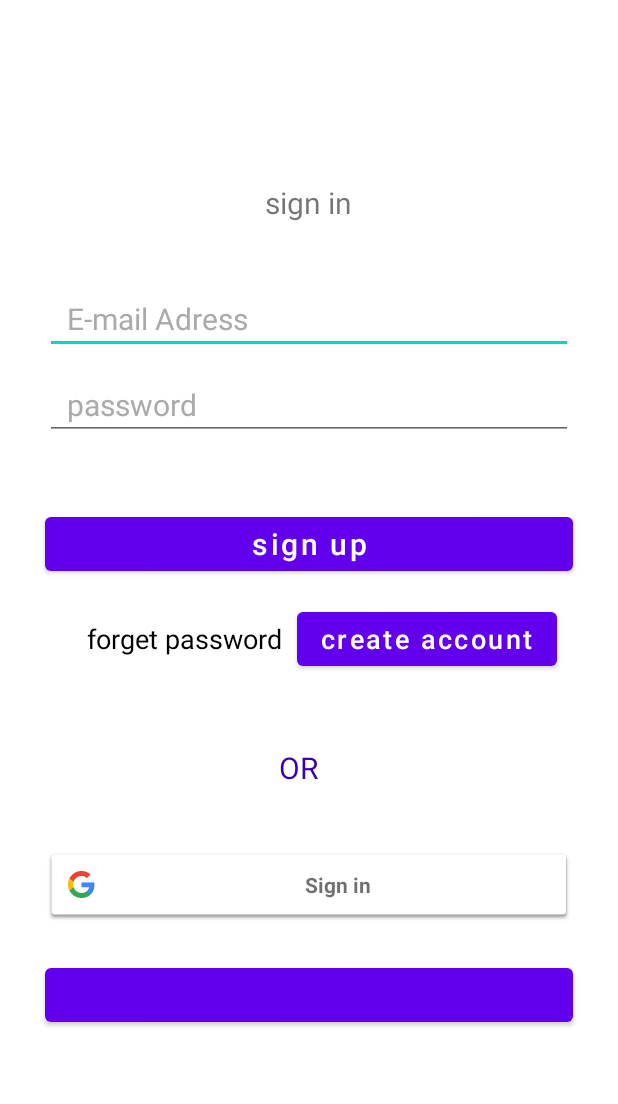
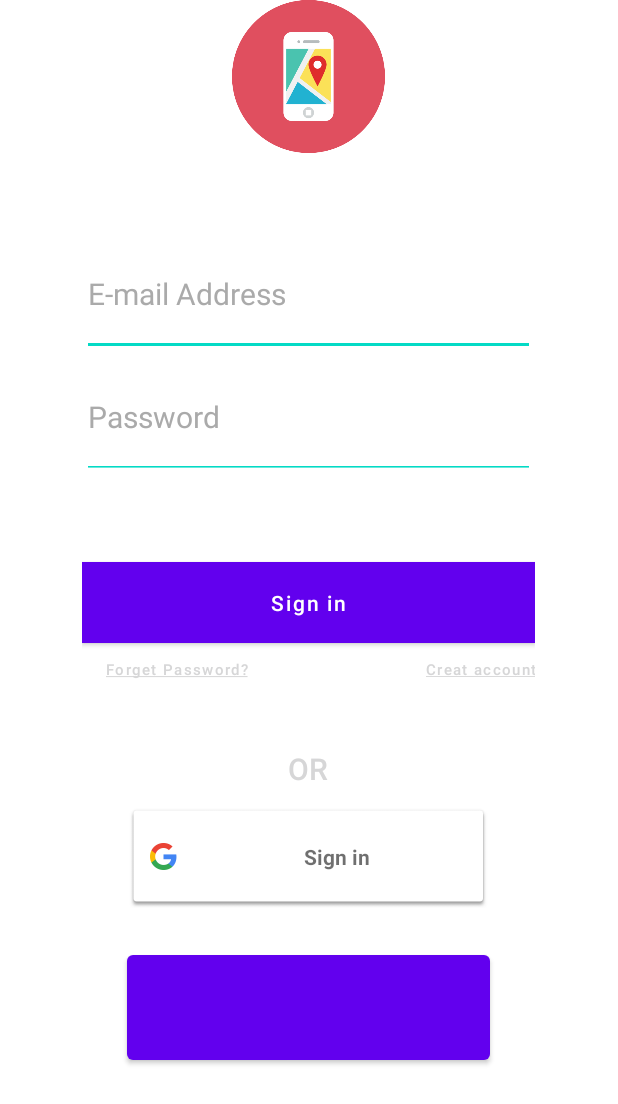
Before and after one commit to SohaMohamed98/Trip.Reminder, an Android app: the screen it shows after launch (Login_form), on a phone screen of 412 x 824 dp. Shown: the top 1104 px of the screen. Run offline under Robolectric (Android 15) with nearby library versions, the phone set to English and light mode, and no system bars; our stand-ins replace Firebase (no records; nobody signed in at launch, a user with empty details on screens opened directly), Room's generated code; libraries missing offline, so code that uses them is left out: com.facebook, com.facebook.login; plain views replace LoginButton; 4 statements that could not run were skipped.

Commit message:
add check connection Function and edit login UI

```diff
--- a/app/src/main/java/com/mad41/tripreminder/Login_form.java
+++ b/app/src/main/java/com/mad41/tripreminder/Login_form.java
@@ -11,6 +11,7 @@ import android.util.Log;
 import android.view.View;
 import android.widget.Button;
 import android.widget.EditText;
+import android.widget.ProgressBar;
 import android.widget.TextView;
 import android.widget.Toast;
 
@@ -48,26 +49,26 @@ import com.mad41.tripreminder.room_database.view_model.TripViewModel;
 import java.util.ArrayList;
 
 
-public class Login_form extends AppCompatActivity implements View.OnClickListener {
+public class Login_form extends AppCompatActivity {
     public static final String PREFS_NAME = "PreFile";
+    public static Handler fireBaseReadHandler;
+    public static Thread readFireBase;
     private FirebaseAuth mAuth;
     private CallbackManager mCallbackManager;
     private LoginButton loginButton;
     private FirebaseAuth.AuthStateListener authStateListener;
     private AccessTokenTracker accessTokenTracker;
     private static final String TAG = "EmailPassword";
-    TextView forgetPassword;
+    private int RC_SIGN_IN = 1;
     private TripViewModel tripViewModel;
     GoogleSignInClient googleSignInClient;
-    private int RC_SIGN_IN = 1;
     EditText Email , Password ;
-    Button Login , Registeration;
+    Button Login , Registeration , forgetPassword;
     SignInButton signInButton;
+    ProgressBar progress_bar;
     ArrayList<User_Data> TotalUserData;
     String UserID;
 
-    public static Handler fireBaseReadHandler;
-    public static Thread readFireBase;
     @Override
     protected void onCreate(Bundle savedInstanceState) {
         super.onCreate(savedInstanceState);
@@ -76,14 +77,13 @@ public class Login_form extends AppCompatActivity implements View.OnClickListene
         Password = findViewById(R.id.PasswordTxt);
         Registeration = findViewById(R.id.RegisterationButton);
         forgetPassword = findViewById(R.id.forgetPassword);
+        progress_bar = findViewById(R.id.progressBar);
         Login = findViewById(R.id.LoginButton);
         loginButton = findViewById(R.id.login_button);
         signInButton = (SignInButton)findViewById(R.id.googleBtn);
         mAuth = FirebaseAuth.getInstance();
         mCallbackManager = CallbackManager.Factory.create();
-
         tripViewModel = new ViewModelProvider(this, ViewModelProvider.AndroidViewModelFactory.getInstance(getApplication())).get(TripViewModel.class);
-
         readFireBase = new Thread(new ReadHandler());
         fireBaseReadHandler = new Handler(){
             @Override
@@ -93,7 +93,6 @@ public class Login_form extends AppCompatActivity implements View.OnClickListene
                 if(TotalUserData.size() == 0){
                     Toast.makeText(getApplicationContext(), "You don't have data", Toast.LENGTH_SHORT).show();
                 }else {
-
                     for(int i=0;i<TotalUserData.size();i++){
                         User_Data data=TotalUserData.get(i);
                         ArrayList<String> Notes = new ArrayList<>();
@@ -103,15 +102,11 @@ public class Login_form extends AppCompatActivity implements View.OnClickListene
                                 Notes.add(arrOfStr[k]);
                         }
                         Trip trip =new Trip(data.getTripName(), data.getStart(), data.getEnd(),data.getTime(),data.getDate()
-
                                 , Notes , Integer.parseInt(data.getStatus()) ,true,0);
-
                         tripViewModel.insert(trip);
                         System.out.println("message"+ " from fireeeee"+ data.getNotes().isEmpty());
                     }
-
                     System.out.println("the result after thread :  " + TotalUserData.size() + "");
-                    // System.out.println("the first note of first element :  " + TotalUserData.get(1).getNotes().get(2) + "");
                 }
                 writeInSharedPreference();
 
@@ -175,34 +170,34 @@ public class Login_form extends AppCompatActivity implements View.OnClickListene
                     return;
                 }
 
-                if (TextUtils.isEmpty(password)){
+                else if (TextUtils.isEmpty(password)){
                     Toast.makeText(Login_form.this, "Please, Enter your password.", Toast.LENGTH_SHORT).show();
                     return;
                 }
-                if(password.length()<6){
+                else if(password.length()<6){
                     Toast.makeText(Login_form.this, "Password should be more than 5 characters", Toast.LENGTH_SHORT).show();
                 }
-
+               else
+                   {
+                       progress_bar.setVisibility(View.VISIBLE);
                        mAuth.signInWithEmailAndPassword(email, password)
                            .addOnCompleteListener(Login_form.this, new OnCompleteListener<AuthResult>() {
                                 @Override
                                 public void onComplete(@NonNull Task<AuthResult> task) {
                                     if (task.isSuccessful()) {
-                                    UserID = FirebaseAuth.getInstance().getCurrentUser().getUid() ;
+                                        UserID = FirebaseAuth.getInstance().getCurrentUser().getUid();
                                         Intent intent = new Intent(getApplicationContext(), MainScreen.class);
-                                    intent.putExtra("userID",UserID );
+                                        intent.putExtra("userID", UserID);
                                         startActivity(intent);
                                         Toast.makeText(Login_form.this, "Login complete.", Toast.LENGTH_SHORT).show();
                                         readFireBase.start();
                                     } else {
-                                    Toast.makeText(Login_form.this, "Login Failed.", Toast.LENGTH_SHORT).show();
+                                        Toast.makeText(Login_form.this, "please check your internet connection.", Toast.LENGTH_SHORT).show();
 
                                     }
-
-
                                 }
                             });
-
+                }
             }
         });
 
@@ -213,7 +208,12 @@ public class Login_form extends AppCompatActivity implements View.OnClickListene
             }
         });
 
-
+        forgetPassword.setOnClickListener(new View.OnClickListener() {
+            @Override
+            public void onClick(View v) {
+                startActivity(new Intent(Login_form.this,ResetPassword.class));
+            }
+        });
 
     }
     private void signWithGoogle() {
@@ -235,7 +235,7 @@ public class Login_form extends AppCompatActivity implements View.OnClickListene
                     intent.putExtra("userID",UserID );
                     startActivity(intent);
                 }else{
-                    Toast.makeText(Login_form.this, "failed", Toast.LENGTH_SHORT).show();
+                    Toast.makeText(Login_form.this, "please check your internet connection", Toast.LENGTH_SHORT).show();
 
                 }
             }
@@ -285,7 +285,7 @@ public class Login_form extends AppCompatActivity implements View.OnClickListene
                 }
                 else
                 {
-                    Toast.makeText(Login_form.this, "Failed to Login", Toast.LENGTH_SHORT).show();
+                    Toast.makeText(Login_form.this, "please check your internet connection ", Toast.LENGTH_SHORT).show();
 
 
                 }
@@ -322,12 +322,5 @@ public class Login_form extends AppCompatActivity implements View.OnClickListene
         finishAffinity();
     }
 
-    @Override
-    public void onClick(View v) {
-        switch (v.getId()){
-            case R.id.forgetPassword:
-                startActivity(new Intent(Login_form.this,ResetPassword.class));
-                break;
+
 }
-    }
-}
--- a/app/src/main/res/layout/activity_login_form.xml
+++ b/app/src/main/res/layout/activity_login_form.xml
@@ -3,39 +3,68 @@
     xmlns:app="http://schemas.android.com/apk/res-auto"
     xmlns:tools="http://schemas.android.com/tools"
     android:layout_width="match_parent"
+    android:layout_height="wrap_content"
+    android:background="@android:color/white"
+    tools:context=".Login_form">
+  <LinearLayout
+    android:layout_width="match_parent"
     android:layout_height="match_parent"
     android:background="@android:color/white"
-    tools:context=".Registration_Form">
+    android:orientation="vertical"
+    android:weightSum="20"
+    tools:context=".Login_form">
 
     <LinearLayout
         android:layout_width="match_parent"
-        android:layout_height="wrap_content"
-        android:layout_gravity="center"
+        android:layout_height="0dp"
+        android:layout_weight="2"
+        android:orientation="horizontal">
+
+    </LinearLayout>
+
+      <LinearLayout
+          android:layout_width="match_parent"
+          android:layout_height="0dp"
+          android:layout_weight="17"
+          android:orientation="horizontal"
+          android:weightSum="15">
+
+          <LinearLayout
+              android:layout_width="0dp"
+              android:layout_height="match_parent"
+              android:layout_weight="2"
+              android:orientation="horizontal"></LinearLayout>
+
+          <LinearLayout
+              android:layout_width="0dp"
+              android:layout_height="match_parent"
+              android:layout_weight="11"
               android:orientation="vertical"
-        >
+              android:weightSum="15">
 
+              <ImageView
+                  android:id="@+id/imageView2"
+                  android:layout_width="match_parent"
+                  android:layout_height="0dp"
+                  android:layout_weight="3"
+                  app:srcCompat="@drawable/notification_icone"
+                  tools:srcCompat="@drawable/notification_icone" />
 
               <TextView
-            android:layout_width="wrap_content"
+                  android:id="@+id/textView3"
+                  android:layout_width="match_parent"
                   android:layout_height="wrap_content"
-            android:layout_gravity="center"
-            android:layout_marginBottom="30dp"
-            android:textSize="20dp"
-            android:text="sign in"/>
-
-
+                  android:layout_weight="1" />
 
               <EditText
                   android:id="@+id/EmailTxt"
                   android:layout_width="match_parent"
                   android:layout_height="wrap_content"
-            android:layout_marginStart="30dp"
-            android:layout_marginLeft="60dp"
-            android:layout_marginTop="10dp"
-            android:layout_marginEnd="30dp"
-            android:hint=" E-mail Adress "
+                  android:layout_weight="1"
+                  android:backgroundTint="@color/teal_200"
+                  android:ems="10"
+                  android:hint="E-mail Address "
                   android:inputType="textEmailAddress"
-            android:padding="10dp"
                   android:textColor="@android:color/black"
                   android:textColorHint="@android:color/darker_gray"
                   android:textSize="20dp" />
@@ -44,94 +73,89 @@
                   android:id="@+id/PasswordTxt"
                   android:layout_width="match_parent"
                   android:layout_height="wrap_content"
-            android:layout_marginStart="30dp"
-            android:layout_marginTop="10dp"
-            android:layout_marginEnd="30dp"
-            android:hint=" password"
+                  android:layout_weight="1"
+                  android:backgroundTint="@color/teal_200"
+                  android:ems="10"
+                  android:hint="Password"
                   android:inputType="textPassword"
-            android:padding="10dp"
                   android:textColor="@android:color/black"
                   android:textColorHint="@android:color/darker_gray"
                   android:textSize="20dp" />
-
-
-
-        <Button
-            android:id="@+id/LoginButton"
-            android:layout_width="match_parent"
-            android:layout_height="wrap_content"
-            android:layout_marginStart="30dp"
-            android:layout_marginTop="45dp"
-            android:layout_marginEnd="30dp"
-            android:layout_marginBottom="15dp"
-            android:fontFamily="sans-serif-medium"
-            android:text="sign up"
-            android:textAllCaps="false"
-            android:textColor="@android:color/white"
-            android:textSize="20dp" />
-
-        <LinearLayout
-            android:layout_width="match_parent"
-            android:layout_height="wrap_content"
-            android:gravity="center"
-            android:orientation="horizontal">
-
-            <TextView
-                android:id="@+id/forgetPassword"
-                android:layout_width="wrap_content"
-                android:layout_height="wrap_content"
-                android:text="forget password "
-                android:textColor="@android:color/black"
-                android:textSize="18sp"
-                android:layout_marginLeft="18dp"/>
-
-            <Button
-                android:id="@+id/RegisterationButton"
-                android:layout_width="wrap_content"
-                android:layout_height="wrap_content"
-                android:layout_marginStart="5dp"
-                android:layout_marginLeft="5dp"
-                android:drawableBottom="@null"
-                android:background="@null"
-                android:gravity="start|center"
-                android:shadowRadius="@null"
-                android:text="create account"
-                android:textAllCaps="false"
-                android:textSize="18dp" />
-
-
-        </LinearLayout>
-
-        <LinearLayout
-            android:layout_width="match_parent"
-            android:layout_height="match_parent"
-            android:orientation="vertical">
 
               <ProgressBar
                   android:id="@+id/progressBar"
                   style="?android:attr/progressBarStyle"
                   android:layout_width="match_parent"
-                android:layout_height="wrap_content"
+                  android:layout_height="21dp"
+                  android:layout_weight="1"
                   android:visibility="invisible" />
 
+              <Button
+                  android:id="@+id/LoginButton"
+                  android:layout_width="match_parent"
+                  android:layout_height="20dp"
+                  android:layout_marginBottom="0dp"
+                  android:layout_weight="1"
+                  android:background="@color/teal_200"
+                  android:text="@string/signin"
+                  android:textAllCaps="false" />
+
+              <LinearLayout
+                  android:layout_width="match_parent"
+                  android:layout_height="wrap_content"
+                  android:layout_weight="1"
+                  android:orientation="horizontal"
+                  android:weightSum="2">
+
+                  <Button
+                      android:id="@+id/forgetPassword"
+                      android:layout_width="wrap_content"
+                      android:layout_height="36dp"
+                      android:layout_weight="1"
+                      android:background="@android:color/transparent"
+                      android:text="@string/forgetPassword"
+                      android:textAlignment="viewStart"
+                      android:textAllCaps="false"
+                      android:textColor="@color/quantum_vanillablue700"
+                      android:textSize="10sp" />
+
+                  <Button
+                      android:id="@+id/RegisterationButton"
+                      android:layout_width="wrap_content"
+                      android:layout_height="28dp"
+                      android:layout_weight="1"
+                      android:background="@android:color/transparent"
+                      android:gravity="top|end"
+                      android:paddingLeft="0dp"
+                      android:paddingTop="0dp"
+                      android:paddingEnd="0dp"
+                      android:paddingRight="0dp"
+                      android:text="@string/creatAccount"
+                      android:textAlignment="viewEnd"
+                      android:textAllCaps="false"
+                      android:textColor="@color/quantum_vanillablue700"
+                      android:textSize="10sp" />
+              </LinearLayout>
+
               <TextView
-                android:layout_width="40dp"
+                  android:layout_width="48dp"
                   android:layout_height="wrap_content"
                   android:layout_gravity="center"
-                android:layout_marginBottom="30dp"
+                  android:fontFamily="sans-serif-medium"
                   android:text="OR"
-                android:textColor="@color/purple_700"
+                  android:textAlignment="center"
+                  android:textColor="@color/quantum_vanillared900"
                   android:textSize="20dp" />
 
               <com.google.android.gms.common.SignInButton
                   android:id="@+id/googleBtn"
                   android:layout_width="match_parent"
-                android:layout_height="wrap_content"
+                  android:layout_height="35dp"
                   android:layout_marginStart="30dp"
                   android:layout_marginTop="10dp"
                   android:layout_marginEnd="30dp"
                   android:layout_marginBottom="15dp"
-                />
+                  android:layout_weight="1" />
 
               <com.facebook.login.widget.LoginButton
                   android:id="@+id/login_button"
@@ -140,9 +164,17 @@
                   android:layout_marginStart="30dp"
                   android:layout_marginTop="10dp"
                   android:layout_marginEnd="30dp"
-                android:layout_marginBottom="15dp"/>
+                  android:layout_marginBottom="15dp"
+                  android:layout_weight="1" />
+
           </LinearLayout>
 
+          <LinearLayout
+              android:layout_width="0dp"
+              android:layout_height="match_parent"
+              android:layout_weight="2"
+              android:orientation="horizontal"></LinearLayout>
+      </LinearLayout>
 
 </LinearLayout>
 
--- a/app/src/main/res/values/strings.xml
+++ b/app/src/main/res/values/strings.xml
@@ -27,6 +27,12 @@
     <string name="cancel">Cancel</string>
     <string name="delete">Delete</string>
     <string name="edit_trip">Edit Trip</string>
+    <string name="resetapasswordHint">Enter your email</string>
+    <string name="BackFromResetPassword">Back</string>
+    <string name="send">send</string>
+    <string name="forgetPassword"><u>Forget Password?</u></string>
+    <string name="creatAccount"><u>Creat account</u></string>
+    <string name="signin">Sign in</string>
 
     <string-array name="spinner">
         <item>Edit Trip</item>
```
Also changed, not shown: app/src/main/java/com/mad41/tripreminder/Firebase/checkConnectionToInternet.java (added, +31 -0 lines), app/src/main/java/com/mad41/tripreminder/MainScreen.java (+17 -12 lines), app/src/main/java/com/mad41/tripreminder/ResetPassword.java (+10 -0 lines), app/src/main/res/layout/activity_registration__form.xml (+7 -1 lines), app/src/main/res/layout/activity_reset_password.xml (+30 -6 lines). Lines whose indentation alone changed are shown as unchanged.
